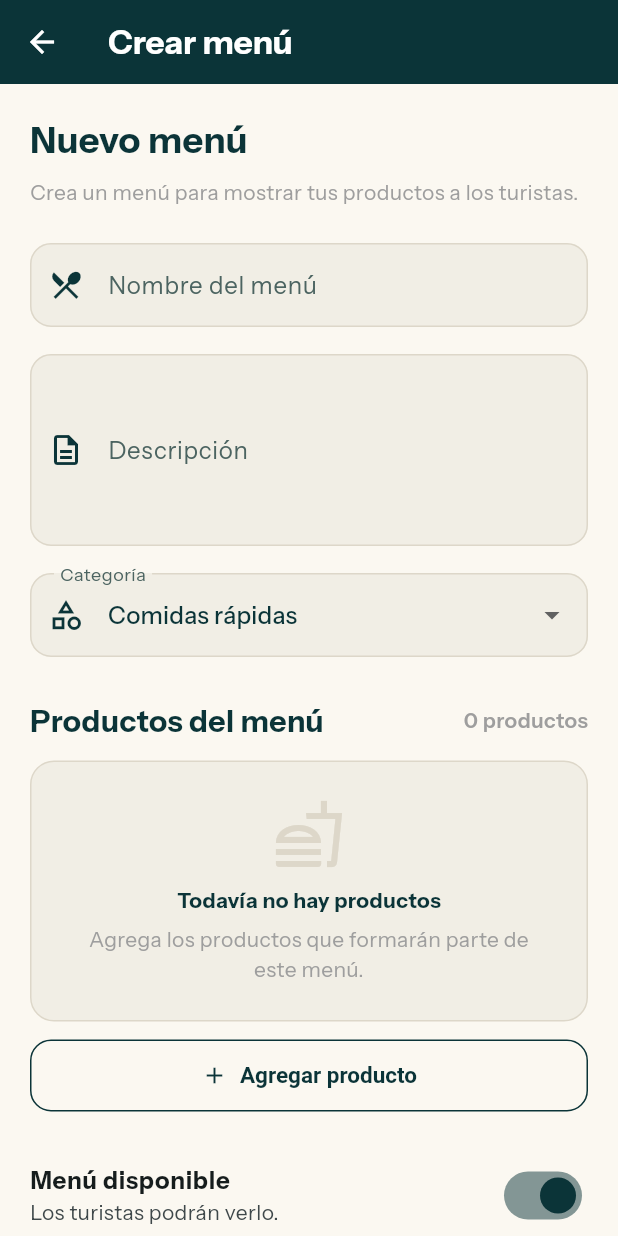
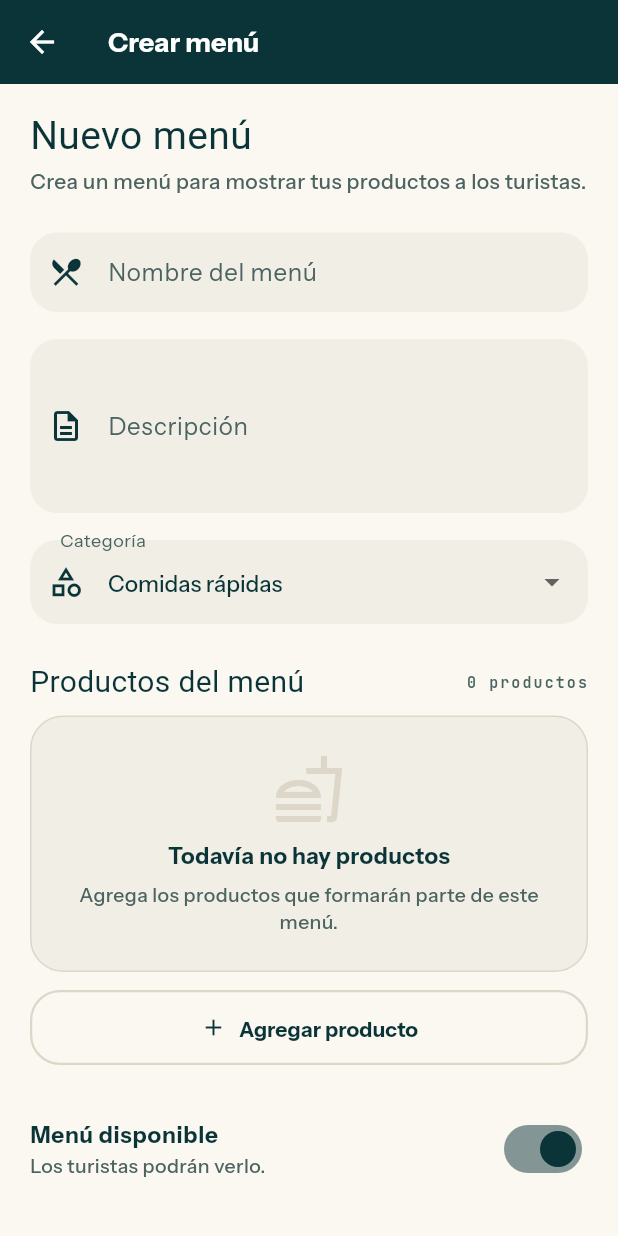
Before and after one commit to Mmolina07/travel-guard, a Flutter app: the CreateMenuScreen screen opened directly, on a phone screen of 412 x 824 dp. Run offline on Flutter 3.47's test engine with Material 3 defaults, Android fonts, the light colour scheme and no system bars; our stand-ins replace firebase_auth, firebase_core, geolocator, go_router, google_fonts, google_maps_flutter and 3 more; missing offline and left inert: dart:html, google_sign_in_web; accounts and stored records are empty.

Commit message:
Fase 2 (parte 1): rediseño de interfaz de comercio con tokens del design handoff
- home_screen_comercio: tipografía migrada a AppText (display/ui/label),
  nav flotante alineado a AppShadow.raised + AppRadius.nav + borde line
  (antes sombra negra genérica), stat chips con tokens de color/radio.
  Se agrega entrada a "Mi negocio" (business_settings_screen) desde el
  header, localizada.
- create_activity_screen y create_menu_screen: cabecera y tipografía
  migradas a AppText, decoraciones de campo simplificadas para heredar
  el InputDecorationTheme global (radio 18, sin bordes sueltos a 14),
  botones con AppRadius.button. El precio de cada producto del menú
  ahora se muestra con context.formatMoney() (antes `$` fijo) para
  respetar la divisa elegida por el usuario.

Pendiente en esta fase: menu_detail_screen (sumar edición de productos
de ana) y el README de idioma/divisa.

```diff
--- a/lib/features/places_map/presentation/create_menu_screen.dart
+++ b/lib/features/places_map/presentation/create_menu_screen.dart
@@ -1,6 +1,8 @@
 import 'package:flutter/material.dart';
+import 'package:provider/provider.dart';
 import '../presentation/menu_model.dart';
 
+import '../../../core/settings/currency_provider.dart';
 import '../../../core/theme/app_theme.dart';
 import '../../../core/l10n/l10n_extension.dart';
 
@@ -54,10 +56,7 @@ class _CreateMenuScreenState extends State<CreateMenuScreen> {
         return AlertDialog(
           title: Text(
             context.l10n.createMenuAddProductDialogTitle,
-            style: const TextStyle(
-              color: AppColors.ink,
-              fontWeight: FontWeight.bold,
-            ),
+            style: AppText.display(20),
           ),
           content: SingleChildScrollView(
             child: Column(
@@ -98,14 +97,10 @@ class _CreateMenuScreenState extends State<CreateMenuScreen> {
               },
               child: Text(
                 context.l10n.createMenuCancelButton,
-                style: const TextStyle(color: AppColors.ink),
+                style: AppText.ui(14, color: AppColors.ink),
               ),
             ),
             ElevatedButton(
-              style: ElevatedButton.styleFrom(
-                backgroundColor: AppColors.ink,
-                foregroundColor: Colors.white,
-              ),
               onPressed: () {
                 final String name = productNameController.text.trim();
                 final String description = productDescriptionController.text.trim();
@@ -221,49 +216,28 @@ class _CreateMenuScreenState extends State<CreateMenuScreen> {
       controller: controller,
       maxLines: maxLines,
       validator: validator,
+      style: AppText.ui(15),
       decoration: InputDecoration(
         labelText: label,
         hintText: hint,
-        prefixIcon: Icon(
-          icon,
-          color: AppColors.ink,
-        ),
-        filled: true,
-        fillColor: AppColors.paperDeep,
-        border: OutlineInputBorder(
-          borderRadius: BorderRadius.circular(14),
-          borderSide: BorderSide.none,
-        ),
-        enabledBorder: OutlineInputBorder(
-          borderRadius: BorderRadius.circular(14),
-          borderSide: const BorderSide(
-            color: AppColors.hair,
-          ),
-        ),
-        focusedBorder: OutlineInputBorder(
-          borderRadius: BorderRadius.circular(14),
-          borderSide: const BorderSide(
-            color: AppColors.ink,
-            width: 1.5,
-          ),
-        ),
+        prefixIcon: Icon(icon, color: AppColors.ink),
       ),
     );
   }
 
   @override
   Widget build(BuildContext context) {
+    context.watch<CurrencyProvider>();
     return Scaffold(
       backgroundColor: AppColors.paper,
       appBar: AppBar(
         title: Text(
           context.l10n.createMenuAppBarTitle,
-          style: const TextStyle(fontWeight: FontWeight.bold),
+          style: AppText.ui(18, weight: FontWeight.w700, color: Colors.white),
         ),
         backgroundColor: AppColors.ink,
         foregroundColor: Colors.white,
         elevation: 0,
-        flexibleSpace: const DecoratedBox(decoration: BoxDecoration(color: AppColors.ink)),
       ),
       body: SafeArea(
         child: Form(
@@ -275,19 +249,12 @@ class _CreateMenuScreenState extends State<CreateMenuScreen> {
               children: [
                 Text(
                   context.l10n.createMenuHeading,
-                  style: const TextStyle(
-                    fontSize: 24,
-                    fontWeight: FontWeight.bold,
-                    color: AppColors.ink,
-                  ),
+                  style: AppText.display(26),
                 ),
                 const SizedBox(height: 8),
                 Text(
                   context.l10n.createMenuSubtitle,
-                  style: const TextStyle(
-                    fontSize: 14,
-                    color: Colors.grey,
-                  ),
+                  style: AppText.ui(14, color: AppColors.textMuted),
                 ),
                 const SizedBox(height: 24),
 
@@ -327,23 +294,12 @@ class _CreateMenuScreenState extends State<CreateMenuScreen> {
                 // Categoría
                 DropdownButtonFormField<String>(
                   value: _selectedCategory,
+                  style: AppText.ui(15),
                   decoration: InputDecoration(
                     labelText: context.l10n.createMenuCategoryLabel,
                     prefixIcon: const Icon(
                       Icons.category_outlined,
                       color: AppColors.ink,
-                    ),
-                    filled: true,
-                    fillColor: AppColors.paperDeep,
-                    border: OutlineInputBorder(
-                      borderRadius: BorderRadius.circular(14),
-                      borderSide: BorderSide.none,
-                    ),
-                    enabledBorder: OutlineInputBorder(
-                      borderRadius: BorderRadius.circular(14),
-                      borderSide: const BorderSide(
-                        color: AppColors.hair,
-                      ),
                     ),
                   ),
                   items: _categories.map((category) {
@@ -367,18 +323,11 @@ class _CreateMenuScreenState extends State<CreateMenuScreen> {
                   children: [
                     Text(
                       context.l10n.createMenuProductsHeading,
-                      style: const TextStyle(
-                        fontSize: 20,
-                        fontWeight: FontWeight.bold,
-                        color: AppColors.ink,
-                      ),
+                      style: AppText.display(20),
                     ),
                     Text(
                       context.l10n.createMenuProductsCount(_products.length),
-                      style: const TextStyle(
-                        color: Colors.grey,
-                        fontWeight: FontWeight.w600,
-                      ),
+                      style: AppText.label(10, color: AppColors.textMuted, weight: FontWeight.w600),
                     ),
                   ],
                 ),
@@ -392,7 +341,7 @@ class _CreateMenuScreenState extends State<CreateMenuScreen> {
                     padding: const EdgeInsets.all(24),
                     decoration: BoxDecoration(
                       color: AppColors.paperDeep,
-                      borderRadius: BorderRadius.circular(16),
+                      borderRadius: BorderRadius.circular(AppRadius.card),
                       border: Border.all(
                         color: AppColors.hair,
                       ),
@@ -407,18 +356,13 @@ class _CreateMenuScreenState extends State<CreateMenuScreen> {
                         const SizedBox(height: 10),
                         Text(
                           context.l10n.createMenuEmptyProductsTitle,
-                          style: const TextStyle(
-                            fontWeight: FontWeight.bold,
-                            color: AppColors.ink,
-                          ),
+                          style: AppText.ui(15, weight: FontWeight.w700),
                         ),
                         const SizedBox(height: 6),
                         Text(
                           context.l10n.createMenuEmptyProductsSubtitle,
                           textAlign: TextAlign.center,
-                          style: const TextStyle(
-                            color: Colors.grey,
-                          ),
+                          style: AppText.ui(13, color: AppColors.textMuted),
                         ),
                       ],
                     ),
@@ -435,8 +379,8 @@ class _CreateMenuScreenState extends State<CreateMenuScreen> {
                         margin: const EdgeInsets.only(bottom: 12),
                         padding: const EdgeInsets.all(14),
                         decoration: BoxDecoration(
-                          color: Colors.white,
-                          borderRadius: BorderRadius.circular(16),
+                          color: AppColors.surface,
+                          borderRadius: BorderRadius.circular(AppRadius.card),
                           border: Border.all(
                             color: AppColors.hair,
                           ),
@@ -448,8 +392,8 @@ class _CreateMenuScreenState extends State<CreateMenuScreen> {
                               width: 52,
                               height: 52,
                               decoration: BoxDecoration(
-                                color: AppColors.hair,
-                                borderRadius: BorderRadius.circular(12),
+                                color: AppColors.wash,
+                                borderRadius: BorderRadius.circular(AppRadius.control),
                               ),
                               child: const Icon(
                                 Icons.fastfood_outlined,
@@ -463,30 +407,20 @@ class _CreateMenuScreenState extends State<CreateMenuScreen> {
                                 crossAxisAlignment: CrossAxisAlignment.start,
                                 children: [
                                   Text(
-                                    product['name'],
-                                    style: const TextStyle(
-                                      fontSize: 16,
-                                      fontWeight: FontWeight.bold,
-                                      color: AppColors.ink,
-                                    ),
+                                    product['name'] as String,
+                                    style: AppText.ui(16, weight: FontWeight.w700),
                                   ),
                                   const SizedBox(height: 4),
                                   Text(
-                                    product['description'],
+                                    product['description'] as String,
                                     maxLines: 2,
                                     overflow: TextOverflow.ellipsis,
-                                    style: const TextStyle(
-                                      color: Colors.grey,
-                                      fontSize: 13,
-                                    ),
+                                    style: AppText.ui(13, color: AppColors.textMuted),
                                   ),
                                   const SizedBox(height: 6),
                                   Text(
-                                    '\$${product['price'].toStringAsFixed(0)}',
-                                    style: const TextStyle(
-                                      fontWeight: FontWeight.bold,
-                                      color: AppColors.ink,
-                                    ),
+                                    context.formatMoney(product['price'] as num),
+                                    style: AppText.ui(14, weight: FontWeight.w700, color: AppColors.inkSoft),
                                   ),
                                 ],
                               ),
@@ -494,7 +428,7 @@ class _CreateMenuScreenState extends State<CreateMenuScreen> {
                             IconButton(
                               icon: const Icon(
                                 Icons.delete_outline,
-                                color: Colors.red,
+                                color: AppColors.error,
                               ),
                               onPressed: () {
                                 _removeProduct(index);
@@ -514,15 +448,14 @@ class _CreateMenuScreenState extends State<CreateMenuScreen> {
                   child: OutlinedButton.icon(
                     onPressed: _addProduct,
                     icon: const Icon(Icons.add),
-                    label: Text(context.l10n.createMenuAddProductLabel),
+                    label: Text(
+                      context.l10n.createMenuAddProductLabel,
+                      style: AppText.ui(14, weight: FontWeight.w700),
+                    ),
                     style: OutlinedButton.styleFrom(
-                      foregroundColor: AppColors.ink,
-                      side: const BorderSide(
-                        color: AppColors.ink,
-                      ),
                       padding: const EdgeInsets.symmetric(vertical: 15),
                       shape: RoundedRectangleBorder(
-                        borderRadius: BorderRadius.circular(14),
+                        borderRadius: BorderRadius.circular(AppRadius.button),
                       ),
                     ),
                   ),
@@ -535,12 +468,13 @@ class _CreateMenuScreenState extends State<CreateMenuScreen> {
                   contentPadding: EdgeInsets.zero,
                   title: Text(
                     context.l10n.createMenuAvailableTitle,
-                    style: const TextStyle(fontWeight: FontWeight.bold),
+                    style: AppText.ui(15, weight: FontWeight.w700),
                   ),
                   subtitle: Text(
                     _isAvailable
                         ? context.l10n.createMenuAvailableSubtitleOn
                         : context.l10n.createMenuAvailableSubtitleOff,
+                    style: AppText.ui(13, color: AppColors.textMuted),
                   ),
                   value: _isAvailable,
                   activeColor: AppColors.ink,
@@ -560,18 +494,14 @@ class _CreateMenuScreenState extends State<CreateMenuScreen> {
                       child: OutlinedButton(
                         onPressed: _isLoading ? null : () => Navigator.pop(context),
                         style: OutlinedButton.styleFrom(
-                          foregroundColor: AppColors.ink,
-                          side: const BorderSide(
-                            color: AppColors.ink,
-                          ),
                           padding: const EdgeInsets.symmetric(vertical: 16),
                           shape: RoundedRectangleBorder(
-                            borderRadius: BorderRadius.circular(14),
+                            borderRadius: BorderRadius.circular(AppRadius.button),
                           ),
                         ),
                         child: Text(
                           context.l10n.createMenuCancelButton,
-                          style: const TextStyle(fontWeight: FontWeight.bold),
+                          style: AppText.ui(15, weight: FontWeight.w700),
                         ),
                       ),
                     ),
@@ -580,11 +510,9 @@ class _CreateMenuScreenState extends State<CreateMenuScreen> {
                       child: ElevatedButton(
                         onPressed: _isLoading ? null : _handleCreateMenu,
                         style: ElevatedButton.styleFrom(
-                          backgroundColor: AppColors.ink,
-                          foregroundColor: Colors.white,
                           padding: const EdgeInsets.symmetric(vertical: 16),
                           shape: RoundedRectangleBorder(
-                            borderRadius: BorderRadius.circular(14),
+                            borderRadius: BorderRadius.circular(AppRadius.button),
                           ),
                         ),
                         child: _isLoading
@@ -592,13 +520,13 @@ class _CreateMenuScreenState extends State<CreateMenuScreen> {
                                 width: 22,
                                 height: 22,
                                 child: CircularProgressIndicator(
-                                  color: Colors.white,
+                                  color: AppColors.mint,
                                   strokeWidth: 2,
                                 ),
                               )
                             : Text(
                                 context.l10n.createMenuCreateButton,
-                                style: const TextStyle(fontWeight: FontWeight.bold),
+                                style: AppText.ui(15, weight: FontWeight.w700, color: AppColors.paper),
                               ),
                       ),
                     ),
--- a/lib/l10n/app_en.arb
+++ b/lib/l10n/app_en.arb
@@ -681,5 +681,7 @@
   "stepProgressLabel": "Step",
   "stepProgressStep1": "Information",
   "stepProgressStep2": "Date and price",
-  "stepProgressStep3": "Details"
+  "stepProgressStep3": "Details",
+  "homeComercioBusinessSettingsTooltip": "My business",
+  "homeComercioBusinessUpdatedSnackbar": "Business information updated"
 }
--- a/lib/l10n/app_es.arb
+++ b/lib/l10n/app_es.arb
@@ -1099,5 +1099,7 @@
   "stepProgressLabel": "Paso",
   "stepProgressStep1": "Información",
   "stepProgressStep2": "Fecha y precio",
-  "stepProgressStep3": "Detalles"
+  "stepProgressStep3": "Detalles",
+  "homeComercioBusinessSettingsTooltip": "Mi negocio",
+  "homeComercioBusinessUpdatedSnackbar": "Datos del negocio actualizados"
 }
--- a/lib/l10n/app_localizations.dart
+++ b/lib/l10n/app_localizations.dart
@@ -4051,6 +4051,18 @@ abstract class AppLocalizations {
   /// In es, this message translates to:
   /// **'Detalles'**
   String get stepProgressStep3;
+
+  /// No description provided for @homeComercioBusinessSettingsTooltip.
+  ///
+  /// In es, this message translates to:
+  /// **'Mi negocio'**
+  String get homeComercioBusinessSettingsTooltip;
+
+  /// No description provided for @homeComercioBusinessUpdatedSnackbar.
+  ///
+  /// In es, this message translates to:
+  /// **'Datos del negocio actualizados'**
+  String get homeComercioBusinessUpdatedSnackbar;
 }
 
 class _AppLocalizationsDelegate
```
Also changed, not shown: lib/features/places_map/presentation/create_activity_screen.dart (+17 -74 lines), lib/features/places_map/presentation/home_screen_comercio.dart (+69 -67 lines), lib/l10n/app_localizations_en.dart (+7 -0 lines), lib/l10n/app_localizations_es.dart (+7 -0 lines).
